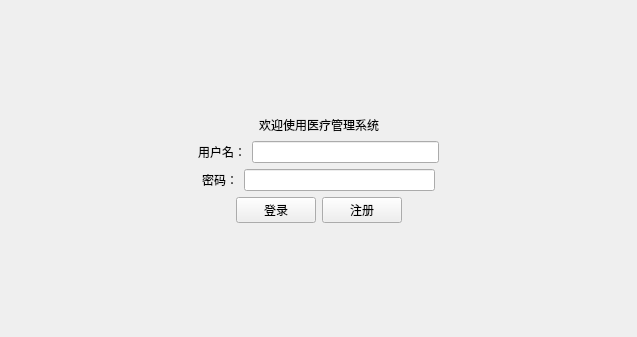
This is Lab3/loginwidget.ui in anchorkiki/qt_workspace_git as Qt 5 draws it before an edit. The edited form follows.
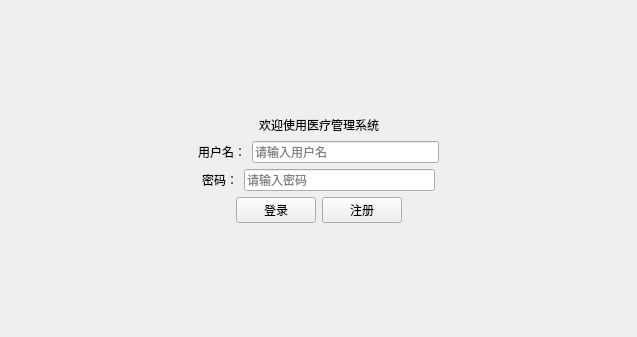
This is the edited form.

The edit to the form file:
```diff
--- a/Lab3/loginwidget.ui
+++ b/Lab3/loginwidget.ui
@@ -87,7 +87,11 @@
       </widget>
      </item>
      <item>
-      <widget class="QLineEdit" name="userEdit"/>
+      <widget class="QLineEdit" name="userEdit">
+       <property name="placeholderText">
+        <string>请输入用户名</string>
+       </property>
+      </widget>
      </item>
      <item>
       <spacer name="horizontalSpacer_2">
@@ -130,7 +134,14 @@
       </widget>
      </item>
      <item>
-      <widget class="QLineEdit" name="pwdEdit"/>
+      <widget class="QLineEdit" name="pwdEdit">
+       <property name="echoMode">
+        <enum>QLineEdit::EchoMode::Password</enum>
+       </property>
+       <property name="placeholderText">
+        <string>请输入密码</string>
+       </property>
+      </widget>
      </item>
      <item>
       <spacer name="horizontalSpacer_5">
```
